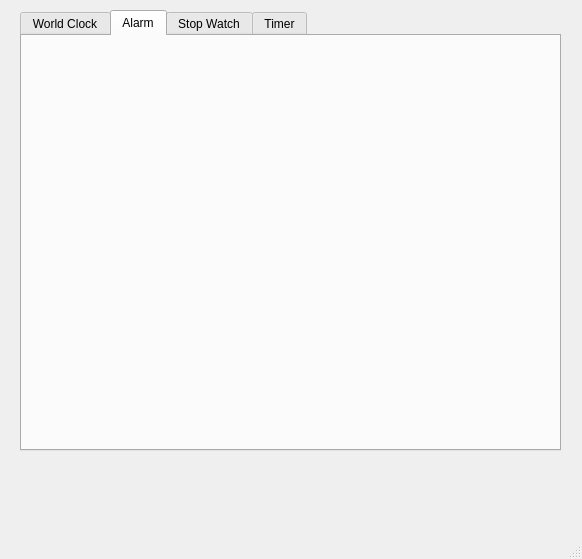
The window that main_window.ui (maryamsaeedi17/Clock_app) describes before a commit, drawn with Qt 5.
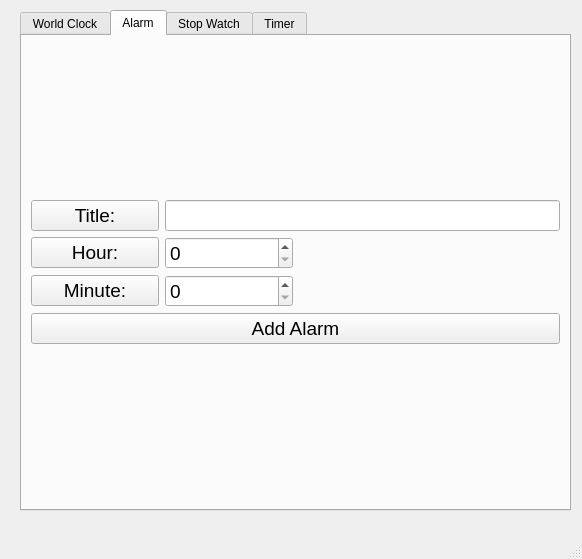
The same window after the commit. The open tabs and pages were chosen to show the change.

Commit message: worldclock-alarm

Patch:
```diff
--- a/main_window.ui
+++ b/main_window.ui
@@ -19,8 +19,8 @@
      <rect>
       <x>20</x>
       <y>10</y>
-      <width>541</width>
-      <height>441</height>
+      <width>551</width>
+      <height>501</height>
      </rect>
     </property>
     <property name="currentIndex">
@@ -35,6 +35,90 @@
      <attribute name="title">
       <string>Alarm</string>
      </attribute>
+     <layout class="QVBoxLayout" name="verticalLayout">
+      <item>
+       <layout class="QGridLayout" name="gl_alarms"/>
+      </item>
+      <item>
+       <layout class="QGridLayout" name="gridLayout">
+        <item row="1" column="0">
+         <widget class="QPushButton" name="pushButton_2">
+          <property name="font">
+           <font>
+            <pointsize>14</pointsize>
+           </font>
+          </property>
+          <property name="text">
+           <string>Hour:</string>
+          </property>
+         </widget>
+        </item>
+        <item row="1" column="1">
+         <widget class="QSpinBox" name="hour_box">
+          <property name="font">
+           <font>
+            <pointsize>14</pointsize>
+           </font>
+          </property>
+         </widget>
+        </item>
+        <item row="0" column="1" colspan="3">
+         <widget class="QLineEdit" name="tb_alarm_title">
+          <property name="font">
+           <font>
+            <pointsize>14</pointsize>
+           </font>
+          </property>
+         </widget>
+        </item>
+        <item row="0" column="0">
+         <widget class="QPushButton" name="pushButton">
+          <property name="font">
+           <font>
+            <pointsize>14</pointsize>
+           </font>
+          </property>
+          <property name="text">
+           <string>Title:</string>
+          </property>
+         </widget>
+        </item>
+        <item row="2" column="1">
+         <widget class="QSpinBox" name="min_box">
+          <property name="font">
+           <font>
+            <pointsize>14</pointsize>
+           </font>
+          </property>
+         </widget>
+        </item>
+        <item row="2" column="0">
+         <widget class="QPushButton" name="pushButton_3">
+          <property name="font">
+           <font>
+            <pointsize>14</pointsize>
+           </font>
+          </property>
+          <property name="text">
+           <string>Minute:</string>
+          </property>
+         </widget>
+        </item>
+        <item row="3" column="0" colspan="4">
+         <widget class="QPushButton" name="btn_add_alarm">
+          <property name="font">
+           <font>
+            <pointsize>14</pointsize>
+           </font>
+          </property>
+          <property name="text">
+           <string>Add Alarm</string>
+          </property>
+         </widget>
+        </item>
+       </layout>
+      </item>
+     </layout>
     </widget>
     <widget class="QWidget" name="tab_3">
      <attribute name="title">
```
Left out of the diff: 100 changed lines with no effect on the pictures. The commit also changes 16 other files.
